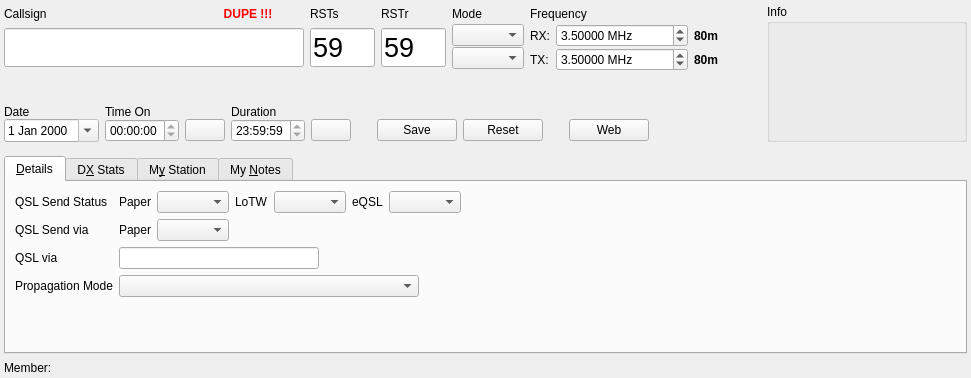
Before: the Qt Designer form ui/NewContactWidget.ui in foldynl/QLog, drawn with Qt 5.
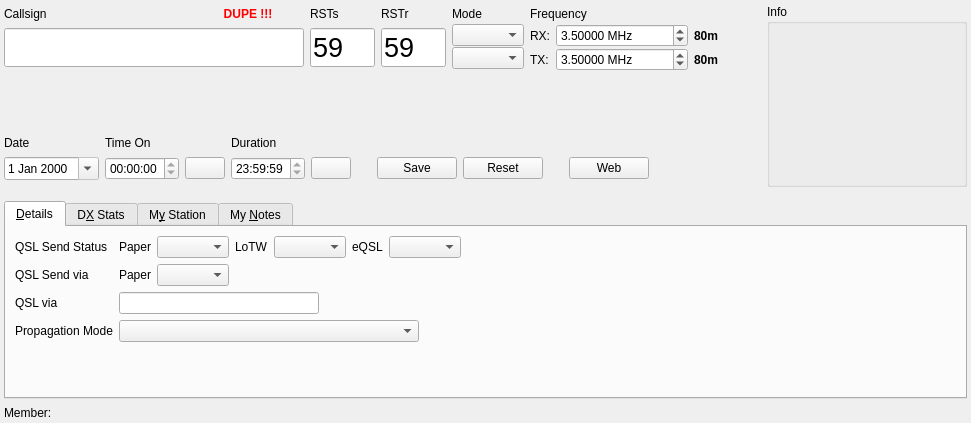
After: the same form once the commit is applied. Icons and pictures are not drawn. Custom widgets are drawn as their Qt base class.

```diff
--- a/ui/NewContactWidget.ui
+++ b/ui/NewContactWidget.ui
@@ -7,7 +7,7 @@
     <x>0</x>
     <y>0</y>
     <width>971</width>
-    <height>378</height>
+    <height>423</height>
    </rect>
   </property>
   <property name="sizePolicy">
```
Left out of the diff: 181 changed lines with no effect on the pictures.
